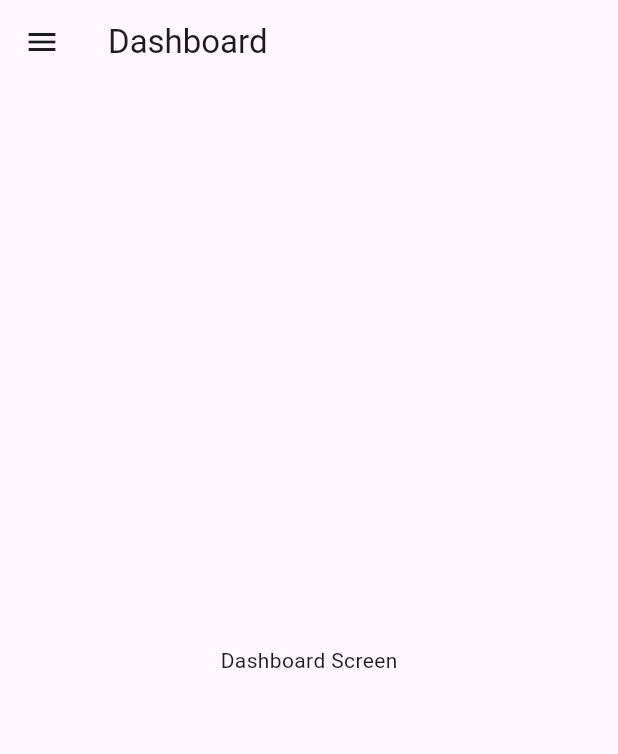
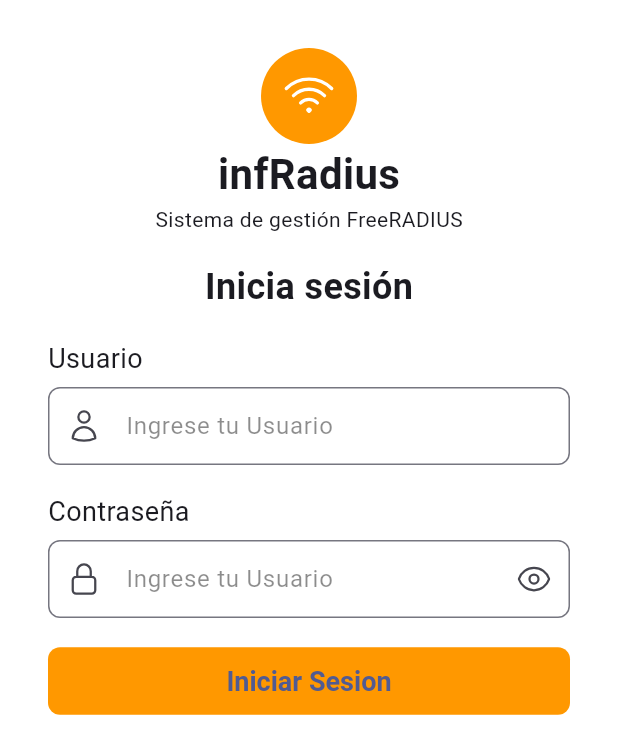
Before and after one commit to rodo4940/freeradiusAPP, a Flutter app: the screen it shows after launch, on a phone screen of 412 x 824 dp. Shown: the top 754 px of the screen. Run offline on Flutter 3.47's test engine with Material 3 defaults, Android fonts, the phone set to English and light mode, and no system bars; our stand-ins replace heroicons.

Commit message:
Se organiza la estructura y se agrega pagina de login

```diff
--- /dev/null
+++ b/lib/app.dart
@@ -0,0 +1,33 @@
+import 'package:flutter/material.dart';
+import './theme/app_theme.dart';
+import 'package:freeradius_app/screens/dashboard_screen.dart';
+import 'package:freeradius_app/screens/database_screen.dart';
+import 'package:freeradius_app/screens/login_screen.dart';
+import 'package:freeradius_app/screens/nas_screen.dart';
+import 'package:freeradius_app/screens/pppoe_users_screen.dart';
+import 'package:freeradius_app/screens/radius_status_screen.dart';
+import 'package:freeradius_app/screens/user_guide_screen.dart';
+
+class MyApp extends StatelessWidget {
+  const MyApp({super.key});
+
+  @override
+  @override
+  Widget build(BuildContext context) {
+    return MaterialApp(
+      theme: AppTheme.light,
+      darkTheme: AppTheme.dark,
+      title: 'FreeRadius App',
+      initialRoute: '/login',
+      routes: {
+        '/login': (_) => const Login(),
+        '/home': (_) => const Dashboard(),
+        '/pppoe_users': (context) => const PppoeUsers(),
+        '/nas': (_) => const Nas(),
+        '/database': (_) => const Database(),
+        '/radius_status': (_) => const RadiusStatus(),
+        '/user_guide': (_) => const UserGuide(),
+      },
+    );
+  }
+}
--- a/lib/main.dart
+++ b/lib/main.dart
@@ -1,32 +1,8 @@
 import 'package:flutter/material.dart';
-import 'package:freeradius_app/screens/dashboard.dart';
-import 'package:freeradius_app/screens/database.dart';
-import 'package:freeradius_app/screens/nas.dart';
-import 'package:freeradius_app/screens/pppoe_users.dart';
-import 'package:freeradius_app/screens/radius_status.dart';
-import 'package:freeradius_app/screens/user_guide.dart';
+import 'package:freeradius_app/app.dart';
+
 
 // Win+Ctrol+t to open on top
 void main() {
-  runApp(const MainApp());
+  runApp(const MyApp());
 }
-
-class MainApp extends StatelessWidget {
-  const MainApp({super.key});
-
-  @override
-  Widget build(BuildContext context) {
-    return MaterialApp(
-      title: 'FreeRadius App',
-      initialRoute: '/home',
-      routes: {
-        '/home': (context) => const Dashboard(),
-        '/pppoe_users': (context) => const PppoeUsers(),
-        '/nas': (context) => const Nas(),
-        '/database': (context) => const Database(),
-        '/radius_status': (context) => const RadiusStatus(),
-        '/user_guide': (context) => const UserGuide(),
-      },
-    );
-  }
-}
--- /dev/null
+++ b/lib/providers/auth_provider.dart
@@ -0,0 +1 @@
+// Se encarga del estado dentro de la app. Guarda los datos en memoria, notifica a la UI cuando cambian y usa los services para obtenerlos.
--- /dev/null
+++ b/lib/screens/login_screen.dart
@@ -0,0 +1,111 @@
+import 'package:flutter/material.dart';
+import 'package:heroicons/heroicons.dart';
+
+class Login extends StatelessWidget {
+  const Login({super.key});
+
+  @override
+  Widget build(BuildContext context) {
+    return Scaffold(
+      body: SafeArea(
+        child: Padding(
+          padding: EdgeInsets.all(32),
+          child: Center(
+            child: Column(
+              children: [
+                Column(
+                  children: [
+                    Container(
+                      width: 64,
+                      height: 64,
+                      decoration: BoxDecoration(
+                        color: Colors.orange,
+                        shape: BoxShape.circle,
+                      ),
+                      child: HeroIcon(
+                        HeroIcons.wifi,
+                        size: 36,
+                        color: Colors.white,
+                      ),
+                    ),
+                    Text(
+                      "infRadius",
+                      style: TextStyle(
+                        fontSize: 28,
+                        fontWeight: FontWeight.bold,
+                        // color: Colors.indigo,
+                      ),
+                    ),
+                    // SizedBox(height: 6),
+                    Text(
+                      "Sistema de gestión FreeRADIUS",
+                      style: TextStyle(
+                        // fontSize: 14,
+                      ),
+                    ),
+                  ],
+                ),
+                const SizedBox(height: 18),
+                Text(
+                  "Inicia sesión",
+                  style: TextStyle(fontSize: 24, fontWeight: FontWeight.bold),
+                ),
+                const SizedBox(height: 18),
+                Column(
+                  crossAxisAlignment: CrossAxisAlignment.start,
+                  children: [
+                    const Text('Usuario', style: TextStyle(fontSize: 18)),
+                    const SizedBox(height: 6),
+                    TextField(
+                      decoration: const InputDecoration(
+                        prefixIcon: HeroIcon(HeroIcons.user),
+                        border: OutlineInputBorder(
+                          borderRadius: BorderRadius.all(Radius.circular(8)),
+                        ),
+                        hintText: 'Ingrese tu Usuario',
+                      ),
+                    ),
+                  ],
+                ),
+                const SizedBox(height: 18),
+                Column(
+                  crossAxisAlignment: CrossAxisAlignment.start,
+                  children: [
+                    const Text('Contraseña', style: TextStyle(fontSize: 18)),
+                    const SizedBox(height: 6),
+                    TextField(
+                      decoration: const InputDecoration(
+                        prefixIcon: HeroIcon(HeroIcons.lockClosed),
+                        suffixIcon: HeroIcon(HeroIcons.eye),
+                        border: OutlineInputBorder(
+                          borderRadius: BorderRadius.all(Radius.circular(8)),
+                        ),
+                        hintText: 'Ingrese tu Usuario',
+                      ),
+                    ),
+                  ],
+                ),
+                const SizedBox(height: 18),
+                SizedBox(
+                  width: double.infinity,
+                  child: TextButton(
+                    style: TextButton.styleFrom(
+                      backgroundColor: Colors.orange,
+                      // foregroundColor: Colors.black,
+                      shape: RoundedRectangleBorder(
+                        borderRadius: BorderRadius.circular(8),
+                      ),
+                      padding: const EdgeInsets.symmetric(vertical: 12),
+                    ),
+                    onPressed: () {},
+                    child: Text("Iniciar Sesion",style: TextStyle(fontSize: 18)),
+                  ),
+                ),
+              ],
+            ),
+          ),
+        ),
+      ),
+    );
+  }
+}
--- /dev/null
+++ b/lib/theme/app_theme.dart
@@ -0,0 +1,76 @@
+import 'package:flutter/material.dart';
+class AppTheme {
+  // Paleta base (puedes mover esto a utils/constants.dart si quieres)
+  static const _seed = Colors.indigo;
+  static const _brandSecondary = Colors.orange; // para botones primarios del login
+
+  // Tema claro
+  static ThemeData light = ThemeData(
+    useMaterial3: true,
+    colorScheme: ColorScheme.fromSeed(seedColor: _seed, brightness: Brightness.light),
+    scaffoldBackgroundColor: Colors.white,
+    // Tipografía global (opcional)
+    // fontFamily: 'Roboto',
+    // Botón principal (FilledButton) -> úsalo para acciones primarias (Entrar/Guardar)
+    filledButtonTheme: FilledButtonThemeData(
+      style: FilledButton.styleFrom(
+        backgroundColor: _brandSecondary,           // naranja marca
+        foregroundColor: Colors.black,              // contraste sobre naranja
+        textStyle: const TextStyle(fontSize: 18, fontWeight: FontWeight.w700),
+        padding: const EdgeInsets.symmetric(vertical: 16),
+        shape: RoundedRectangleBorder(borderRadius: BorderRadius.circular(10)),
+      ),
+    ),
+    // Botón de texto (secundario)
+    textButtonTheme: TextButtonThemeData(
+      style: TextButton.styleFrom(
+        textStyle: const TextStyle(fontSize: 16, fontWeight: FontWeight.w600),
+        padding: const EdgeInsets.symmetric(vertical: 12),
+        shape: RoundedRectangleBorder(borderRadius: BorderRadius.circular(10)),
+      ),
+    ),
+    // Campos de texto
+    inputDecorationTheme: const InputDecorationTheme(
+      border: OutlineInputBorder(borderRadius: BorderRadius.all(Radius.circular(8))),
+      contentPadding: EdgeInsets.symmetric(vertical: 14, horizontal: 12),
+      hintStyle: TextStyle(color: Colors.black45),
+      labelStyle: TextStyle(color: Colors.black87),
+    ),
+    // AppBar (si lo usas)
+    appBarTheme: const AppBarTheme(
+      centerTitle: true,
+      elevation: 0,
+    ),
+  );
+
+  // Tema oscuro
+  static ThemeData dark = ThemeData(
+    useMaterial3: true,
+    colorScheme: ColorScheme.fromSeed(seedColor: _seed, brightness: Brightness.dark),
+    // Colores de botón adaptados a dark
+    filledButtonTheme: FilledButtonThemeData(
+      style: FilledButton.styleFrom(
+        backgroundColor: _brandSecondary,
+        foregroundColor: Colors.black,
+        textStyle: const TextStyle(fontSize: 18, fontWeight: FontWeight.w700),
+        padding: const EdgeInsets.symmetric(vertical: 16),
+        shape: RoundedRectangleBorder(borderRadius: BorderRadius.circular(10)),
+      ),
+    ),
+    textButtonTheme: TextButtonThemeData(
+      style: TextButton.styleFrom(
+        textStyle: const TextStyle(fontSize: 16, fontWeight: FontWeight.w600),
+        padding: const EdgeInsets.symmetric(vertical: 12),
+        shape: RoundedRectangleBorder(borderRadius: BorderRadius.circular(10)),
+      ),
+    ),
+    inputDecorationTheme: const InputDecorationTheme(
+      border: OutlineInputBorder(borderRadius: BorderRadius.all(Radius.circular(8))),
+      contentPadding: EdgeInsets.symmetric(vertical: 14, horizontal: 12),
+    ),
+    appBarTheme: const AppBarTheme(
+      centerTitle: true,
+      elevation: 0,
+    ),
+  );
+}
--- /dev/null
+++ b/lib/utilities/constants.dart
@@ -0,0 +1,4 @@
+const kAppName = 'FreeRadius App';
+const kApiBaseUrl = 'https://TU_BACKEND/api/v1';
+const kConnectTimeoutMs = 8000;
+const kRecvTimeoutMs = 10000;
--- a/lib/widgets/drawer_widget.dart
+++ b/lib/widgets/drawer_widget.dart
@@ -40,34 +40,35 @@ class DrawerWidget extends StatelessWidget {
             Expanded(
               //ocupa todo el espacio disponible que le queda (felx-grow)
               child: ListView(
-                physics: const NeverScrollableScrollPhysics(), //Evita scroll
+                // physics: const NeverScrollableScrollPhysics(), //Evita scroll
                 padding: EdgeInsets.zero,
                 children: [
                   ListTile(
                     leading: const HeroIcon(HeroIcons.home),
                     title: const Text("Dasboard"),
-                    onTap: () => Navigator.pushNamed(context, '/home'),
+                    onTap: () => Navigator.pushReplacementNamed(context, '/home'),
 
                   ),
                   ListTile(
                     leading: const HeroIcon(HeroIcons.userGroup),
                     title: const Text("Usuarios PPPoE"),
-                    onTap: () => Navigator.pushNamed(context, '/pppoe_users'),
+                    onTap: () => Navigator.pushReplacementNamed(context, '/pppoe_users'),
                   ),
                   ListTile(
                     leading: const HeroIcon(HeroIcons.server),
                     title: const Text("NAS/Routers"),
-                    onTap: () => Navigator.pushNamed(context,'/nas'),
+                    onTap: () => Navigator.pushReplacementNamed(context,'/nas'),
                   ),
                   ListTile(
                     leading: const HeroIcon(HeroIcons.circleStack),
                     title: const Text("Base de Datos"),
-                    onTap: () => Navigator.pushNamed(context,'/database'),
+                    onTap: () => Navigator.pushReplacementNamed(context,'/database'),
                   ),
                   ListTile(
                     leading: const HeroIcon(HeroIcons.commandLine),
                     title: const Text("Estado RADIUS"),
-                    onTap: () => Navigator.pushNamed(context,'/radius_status'),
+
+                    onTap: () => Navigator.pushReplacementNamed(context, '/radius_status'),
                   ),
                 ],
               ),
@@ -76,7 +77,7 @@ class DrawerWidget extends StatelessWidget {
             ListTile(
               leading: const HeroIcon(HeroIcons.documentText),
               title: const Text("Manual de Usuario"),
-              onTap: () => Navigator.pushNamed(context,'/user_guide'),
+              onTap: () => Navigator.pushReplacementNamed(context,'/user_guide'),
             ),
           ],
         ),
```
Also changed, not shown: lib/screens/dashboard_screen.dart (renamed from lib/screens/dashboard.dart), lib/screens/database_screen.dart (renamed from lib/screens/database.dart), lib/screens/nas_screen.dart (renamed from lib/screens/nas.dart), lib/screens/pppoe_users_screen.dart (renamed from lib/screens/pppoe_users.dart), lib/screens/radius_status_screen.dart (renamed from lib/screens/radius_status.dart), lib/screens/user_guide_screen.dart (renamed from lib/screens/user_guide.dart), lib/services/api_services.dart (added), 1 other file.
